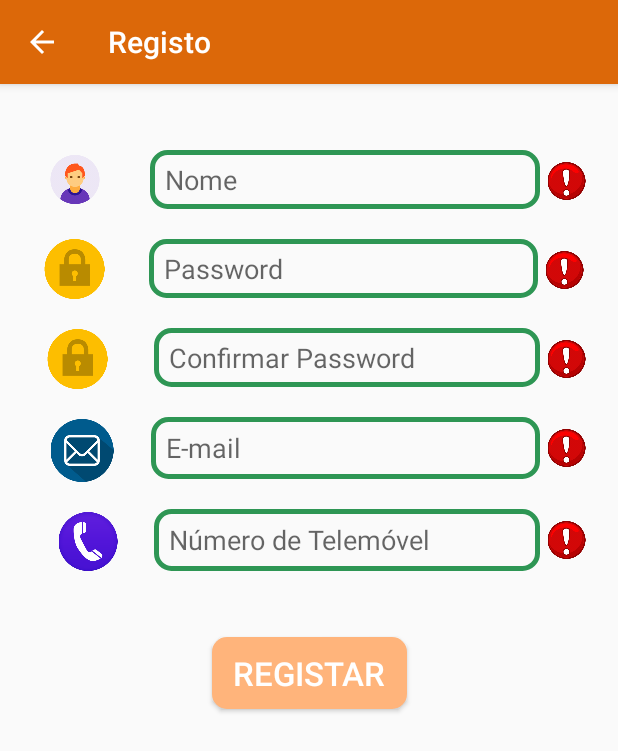
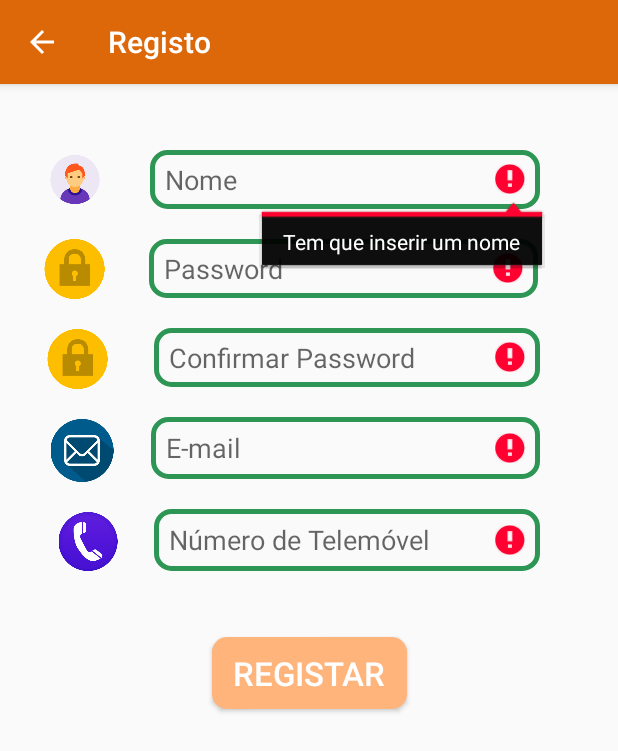
Before and after one commit to MTeixeira9/CM_BuyShare, an Android app: the RegistoActivity screen opened directly, with no data from a screen before it, after a tap on "REGISTAR", on a phone screen of 412 x 824 dp. Shown: the top 751 px of the screen. Run offline under Robolectric (Android 15) with nearby library versions, the phone set to English and light mode, and no system bars; our stand-ins replace Firebase (no records; nobody signed in at launch, a user with empty details on screens opened directly).

Commit message:
registoooooooo

```diff
--- a/app/src/main/java/com/example/android/buyshare/RegistoActivity.java
+++ b/app/src/main/java/com/example/android/buyshare/RegistoActivity.java
@@ -5,7 +5,6 @@ import android.support.v7.app.AppCompatActivity;
 import android.os.Bundle;
 import android.view.View;
 import android.widget.Button;
-import android.widget.ImageView;
 import android.widget.TextView;
 import android.widget.Toast;
 
@@ -19,9 +18,14 @@ import java.util.regex.Pattern;
 public class RegistoActivity extends AppCompatActivity {
 
     private static final String MSG_SUC = "Registo efetuado com sucesso!";
-    //private static final String MSG_EMAIL_ERRO = "Tem que inserir todos os parâmetros";
-    //private static final String MSG_PASS_ERRO = "As palavras passe não coicidem";
-    private ImageView alertName, alertPass, alertConfPass, alertEmail, alertNTlm;
+    private static final String MSG_EMAIL_ERRO = "Tem que inserir um email";
+    private static final String MSG_INV_EMAIL_ERRO = "Tem que inserir um email válido";
+    private static final String MSG_NOME_ERRO = "Tem que inserir um nome";
+    private static final String MSG_PASS_ERRO = "Tem que inserir uma password";
+    private static final String MSG_PASSES_ERRO = "As palavras passe não coicidem";
+    private static final String MSG_NUM_ERRO = "Tem que inserir um número de telemóvel";
+    private static final String MSG_INV_NUM_ERRO = "O número deve conter 9 dígitos";
+
     private boolean emptyName, emptyPass, emptyConfpass, emptyEmail, emptyNTlm;
 
     public static final Pattern EMAIL_ADDRESS_PATTERN = Pattern.compile(
@@ -42,22 +46,7 @@ public class RegistoActivity extends AppCompatActivity {
         getSupportActionBar().setTitle("Registo");
         getSupportActionBar().setDisplayHomeAsUpEnabled(true);
 
-        //INIT
-        alertName = (ImageView) findViewById(R.id.alertName);
-        alertPass = (ImageView) findViewById(R.id.alertPass);
-        alertConfPass = (ImageView) findViewById(R.id.alertConfPass);
-        alertEmail = (ImageView) findViewById(R.id.alertEmail);
-        alertNTlm = (ImageView) findViewById(R.id.alertNTlm);
-
-        //GONE
-        alertName.setVisibility(View.GONE);
-        alertPass.setVisibility(View.GONE);
-        alertConfPass.setVisibility(View.GONE);
-        alertEmail.setVisibility(View.GONE);
-        alertNTlm.setVisibility(View.GONE);
-
         Button registo = (Button) findViewById(R.id.registar);
-
         registo.setOnClickListener(new View.OnClickListener() {
             @Override
             public void onClick(View v) {
@@ -81,60 +70,47 @@ public class RegistoActivity extends AppCompatActivity {
                 emptyNTlm = false;
 
                 if(nomeR.equals("")){
-                    alertName.setVisibility(View.VISIBLE);
+                    nomeBox.setError(MSG_NOME_ERRO);
                     emptyName = true;
-                }
-                else{
-                    alertName.setVisibility(View.INVISIBLE);
                 }
 
                 if(passR.equals("")){
-                    alertPass.setVisibility(View.VISIBLE);
+                    passBox.setError(MSG_PASS_ERRO);
                     emptyPass = true;
                 }
 
                 if(confirPassR.equals("")){
-                    alertConfPass.setVisibility(View.VISIBLE);
+                    confirPassBox.setError(MSG_PASS_ERRO);
                     emptyConfpass = true;
                 }
 
                 if (!emptyPass && !emptyConfpass){
-                    if (passR.equals(confirPassR)){
-                        alertPass.setVisibility(View.INVISIBLE);
-                        alertConfPass.setVisibility(View.INVISIBLE);
-                    }
-                    else{
-                        alertPass.setVisibility(View.VISIBLE);
-                        alertConfPass.setVisibility(View.VISIBLE);
+                    if (!passR.equals(confirPassR)){
+                        passBox.setError(MSG_PASSES_ERRO);
+                        confirPassBox.setError(MSG_PASSES_ERRO);
                         emptyConfpass = true;
                         emptyPass = true;
                     }
                 }
 
                 if(emailR.equals("")){
-                    alertEmail.setVisibility(View.VISIBLE);
+                    emailBox.setError(MSG_EMAIL_ERRO);
                     emptyEmail = true;
                 }
                 else{
-                    if (isValidEmail(emailR)){
-                        alertEmail.setVisibility(View.INVISIBLE);
-                    }
-                    else{
-                        alertEmail.setVisibility(View.VISIBLE);
+                    if (!isValidEmail(emailR)){
+                        emailBox.setError(MSG_INV_EMAIL_ERRO);
                         emptyEmail = true;
                     }
                 }
 
                 if(telemovelR.equals("")){
-                    alertNTlm.setVisibility(View.VISIBLE);
+                    telemovelBox.setError(MSG_NUM_ERRO);
                     emptyNTlm = true;
                 }
                 else{
-                    if(telemovelR.length() == 9){
-                        alertNTlm.setVisibility(View.INVISIBLE);
-                    }
-                    else{
-                        alertNTlm.setVisibility(View.VISIBLE);
+                    if(telemovelR.length() != 9){
+                        telemovelBox.setError(MSG_INV_NUM_ERRO);
                         emptyNTlm = true;
                     }
                 }
--- a/app/src/main/res/layout/activity_registo.xml
+++ b/app/src/main/res/layout/activity_registo.xml
@@ -36,19 +36,6 @@
         app:layout_constraintTop_toTopOf="parent" />
 
     <ImageView
-        android:id="@+id/alertName"
-        android:layout_width="35dp"
-        android:layout_height="25dp"
-        android:layout_marginTop="52dp"
-        android:layout_marginEnd="8dp"
-        android:layout_marginRight="8dp"
-        app:layout_constraintEnd_toEndOf="parent"
-        app:layout_constraintHorizontal_bias="0.0"
-        app:layout_constraintStart_toEndOf="@+id/nomeRegisto"
-        app:layout_constraintTop_toTopOf="parent"
-        app:srcCompat="@drawable/alert" />
-
-    <ImageView
         android:id="@+id/imageView3"
         android:layout_width="50dp"
         android:layout_height="40dp"
@@ -76,19 +63,6 @@
         android:inputType="textPassword"
         app:layout_constraintEnd_toEndOf="parent"
         app:layout_constraintTop_toBottomOf="@+id/nomeRegisto" />
-
-    <ImageView
-        android:id="@+id/alertPass"
-        android:layout_width="35dp"
-        android:layout_height="25dp"
-        android:layout_marginTop="34dp"
-        android:layout_marginEnd="8dp"
-        android:layout_marginRight="8dp"
-        app:layout_constraintEnd_toEndOf="parent"
-        app:layout_constraintHorizontal_bias="0.0"
-        app:layout_constraintStart_toEndOf="@+id/passRegisto"
-        app:layout_constraintTop_toBottomOf="@+id/alertName"
-        app:srcCompat="@drawable/alert" />
 
     <EditText
         android:id="@+id/confPassRegisto"
@@ -120,19 +94,6 @@
         app:srcCompat="@drawable/pass" />
 
     <ImageView
-        android:id="@+id/alertConfPass"
-        android:layout_width="35dp"
-        android:layout_height="25dp"
-        android:layout_marginTop="34dp"
-        android:layout_marginEnd="8dp"
-        android:layout_marginRight="8dp"
-        app:layout_constraintEnd_toEndOf="parent"
-        app:layout_constraintHorizontal_bias="0.0"
-        app:layout_constraintStart_toEndOf="@+id/confPassRegisto"
-        app:layout_constraintTop_toBottomOf="@+id/alertPass"
-        app:srcCompat="@drawable/alert" />
-
-    <ImageView
         android:id="@+id/imageView5"
         android:layout_width="49dp"
         android:layout_height="42dp"
@@ -160,19 +121,6 @@
         android:inputType="textEmailAddress"
         app:layout_constraintEnd_toEndOf="parent"
         app:layout_constraintTop_toBottomOf="@+id/confPassRegisto" />
-
-    <ImageView
-        android:id="@+id/alertEmail"
-        android:layout_width="35dp"
-        android:layout_height="25dp"
-        android:layout_marginTop="34dp"
-        android:layout_marginEnd="8dp"
-        android:layout_marginRight="8dp"
-        app:layout_constraintEnd_toEndOf="parent"
-        app:layout_constraintHorizontal_bias="0.0"
-        app:layout_constraintStart_toEndOf="@+id/emailRegisto"
-        app:layout_constraintTop_toBottomOf="@+id/alertConfPass"
-        app:srcCompat="@drawable/alert" />
 
     <ImageView
         android:id="@+id/imageView6"
@@ -203,19 +151,6 @@
         app:layout_constraintEnd_toEndOf="parent"
         app:layout_constraintTop_toBottomOf="@+id/emailRegisto" />
 
-    <ImageView
-        android:id="@+id/alertNTlm"
-        android:layout_width="35dp"
-        android:layout_height="25dp"
-        android:layout_marginTop="36dp"
-        android:layout_marginEnd="8dp"
-        android:layout_marginRight="8dp"
-        app:layout_constraintEnd_toEndOf="parent"
-        app:layout_constraintHorizontal_bias="0.0"
-        app:layout_constraintStart_toEndOf="@+id/tlmRegisto"
-        app:layout_constraintTop_toBottomOf="@+id/alertEmail"
-        app:srcCompat="@drawable/alert" />
-
     <Button
         android:id="@+id/registar"
         android:layout_width="130dp"
```
Also changed, not shown: app/src/main/res/drawable/alert.png (deleted).
